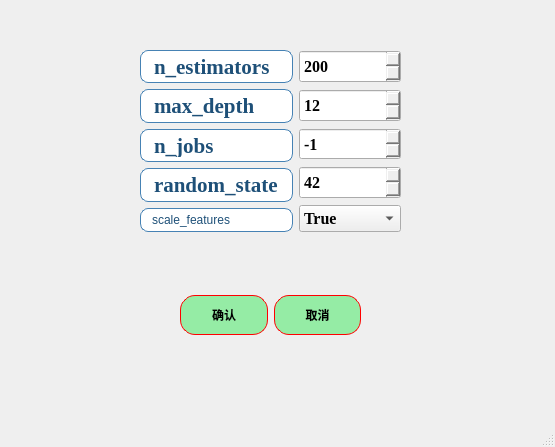
Old version of the form ui/algorithms2_RF_para.ui in the repository azhongege24/predict_first.
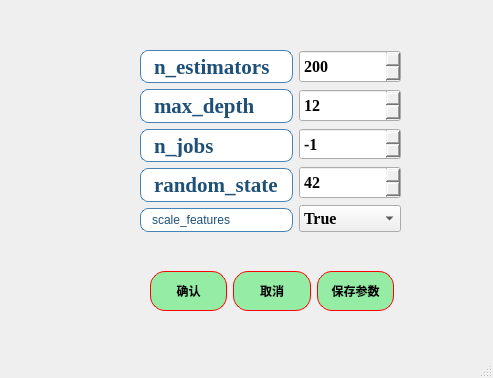
New version of the form.

Commit message: 添加了参数记忆功能，然后更新了版本，然后增加了输出结果滚动界面

The edit to the form file:
```diff
--- a/ui/algorithms2_RF_para.ui
+++ b/ui/algorithms2_RF_para.ui
@@ -6,88 +6,14 @@
    <rect>
     <x>0</x>
     <y>0</y>
-    <width>555</width>
-    <height>447</height>
+    <width>493</width>
+    <height>378</height>
    </rect>
   </property>
   <property name="windowTitle">
    <string>随机森林：参数设置</string>
   </property>
   <widget class="QWidget" name="centralwidget">
-   <widget class="QWidget" name="layoutWidget">
-    <property name="geometry">
-     <rect>
-      <x>180</x>
-      <y>280</y>
-      <width>181</width>
-      <height>71</height>
-     </rect>
-    </property>
-    <layout class="QHBoxLayout" name="horizontalLayout">
-     <item>
-      <widget class="QPushButton" name="pushButton">
-       <property name="minimumSize">
-        <size>
-         <width>0</width>
-         <height>40</height>
-        </size>
-       </property>
-       <property name="styleSheet">
-        <string notr="true">QPushButton{
-border:1px solid red;   /*边框的粗细，颜色*/
-border-radius:15px;    /*设置圆角半径 */
-padding:2px 4px;  /*QFrame边框与内部其它部件的距离*/
-background-color: rgb(149, 236, 165);	/*背景颜色*/
-color:rgb(0, 0, 0);		/*字体颜色*/
-	font: 18pt &quot;楷体&quot;;
-
-font:bold;
-}
-QPushButton:hover {
-    background-color: rgb(177, 244, 155);    /* 悬停时背景色 */
-}
-QPushButton:pressed {
-    background-color:rgb(99, 181, 255);     /* 点击时背景色 */
-}</string>
-       </property>
-       <property name="text">
-        <string>确认</string>
-       </property>
-      </widget>
-     </item>
-     <item>
-      <widget class="QPushButton" name="pushButton_2">
-       <property name="minimumSize">
-        <size>
-         <width>0</width>
-         <height>40</height>
-        </size>
-       </property>
-       <property name="styleSheet">
-        <string notr="true">QPushButton{
-border:1px solid red;   /*边框的粗细，颜色*/
-border-radius:15px;    /*设置圆角半径 */
-padding:2px 4px;  /*QFrame边框与内部其它部件的距离*/
-background-color: rgb(149, 236, 165);	/*背景颜色*/
-color:rgb(0, 0, 0);		/*字体颜色*/
-	font: 18pt &quot;楷体&quot;;
-
-font:bold;
-}
-QPushButton:hover {
-    background-color: rgb(177, 244, 155);    /* 悬停时背景色 */
-}
-QPushButton:pressed {
-    background-color:rgb(99, 181, 255);     /* 点击时背景色 */
-}</string>
-       </property>
-       <property name="text">
-        <string>取消</string>
-       </property>
-      </widget>
-     </item>
-    </layout>
-   </widget>
    <widget class="QWidget" name="layoutWidget">
     <property name="geometry">
      <rect>
@@ -518,6 +444,111 @@
      </item>
     </layout>
    </widget>
+   <widget class="QWidget" name="">
+    <property name="geometry">
+     <rect>
+      <x>150</x>
+      <y>270</y>
+      <width>244</width>
+      <height>42</height>
+     </rect>
+    </property>
+    <layout class="QHBoxLayout" name="horizontalLayout">
+     <item>
+      <widget class="QPushButton" name="pushButton">
+       <property name="minimumSize">
+        <size>
+         <width>0</width>
+         <height>40</height>
+        </size>
+       </property>
+       <property name="styleSheet">
+        <string notr="true">QPushButton{
+border:1px solid red;   /*边框的粗细，颜色*/
+border-radius:15px;    /*设置圆角半径 */
+padding:2px 4px;  /*QFrame边框与内部其它部件的距离*/
+background-color: rgb(149, 236, 165);	/*背景颜色*/
+color:rgb(0, 0, 0);		/*字体颜色*/
+	font: 18pt &quot;楷体&quot;;
+
+font:bold;
+}
+QPushButton:hover {
+    background-color: rgb(177, 244, 155);    /* 悬停时背景色 */
+}
+QPushButton:pressed {
+    background-color:rgb(99, 181, 255);     /* 点击时背景色 */
+}</string>
+       </property>
+       <property name="text">
+        <string>确认</string>
+       </property>
+      </widget>
+     </item>
+     <item>
+      <widget class="QPushButton" name="pushButton_2">
+       <property name="minimumSize">
+        <size>
+         <width>0</width>
+         <height>40</height>
+        </size>
+       </property>
+       <property name="styleSheet">
+        <string notr="true">QPushButton{
+border:1px solid red;   /*边框的粗细，颜色*/
+border-radius:15px;    /*设置圆角半径 */
+padding:2px 4px;  /*QFrame边框与内部其它部件的距离*/
+background-color: rgb(149, 236, 165);	/*背景颜色*/
+color:rgb(0, 0, 0);		/*字体颜色*/
+	font: 18pt &quot;楷体&quot;;
+
+font:bold;
+}
+QPushButton:hover {
+    background-color: rgb(177, 244, 155);    /* 悬停时背景色 */
+}
+QPushButton:pressed {
+    background-color:rgb(99, 181, 255);     /* 点击时背景色 */
+}</string>
+       </property>
+       <property name="text">
+        <string>取消</string>
+       </property>
+      </widget>
+     </item>
+     <item>
+      <widget class="QPushButton" name="pushButton_save_params">
+       <property name="minimumSize">
+        <size>
+         <width>0</width>
+         <height>40</height>
+        </size>
+       </property>
+       <property name="styleSheet">
+        <string notr="true">QPushButton{
+border:1px solid red;   /*边框的粗细，颜色*/
+border-radius:15px;    /*设置圆角半径 */
+padding:2px 4px;  /*QFrame边框与内部其它部件的距离*/
+background-color: rgb(149, 236, 165);	/*背景颜色*/
+color:rgb(0, 0, 0);		/*字体颜色*/
+	font: 18pt &quot;楷体&quot;;
+
+font:bold;
+}
+QPushButton:hover {
+    background-color: rgb(177, 244, 155);    /* 悬停时背景色 */
+}
+QPushButton:pressed {
+    background-color:rgb(99, 181, 255);     /* 点击时背景色 */
+}</string>
+       </property>
+       <property name="text">
+        <string>保存参数</string>
+       </property>
+      </widget>
+     </item>
+    </layout>
+   </widget>
   </widget>
   <widget class="QMenuBar" name="menubar">
    <property name="geometry">
```
Left out of the diff: 2 changed lines with no effect on the pictures. The commit also changes 47 other files.
